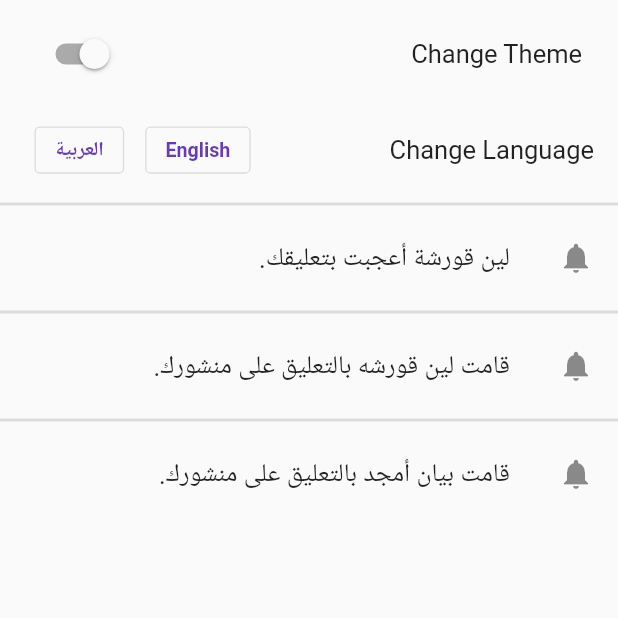
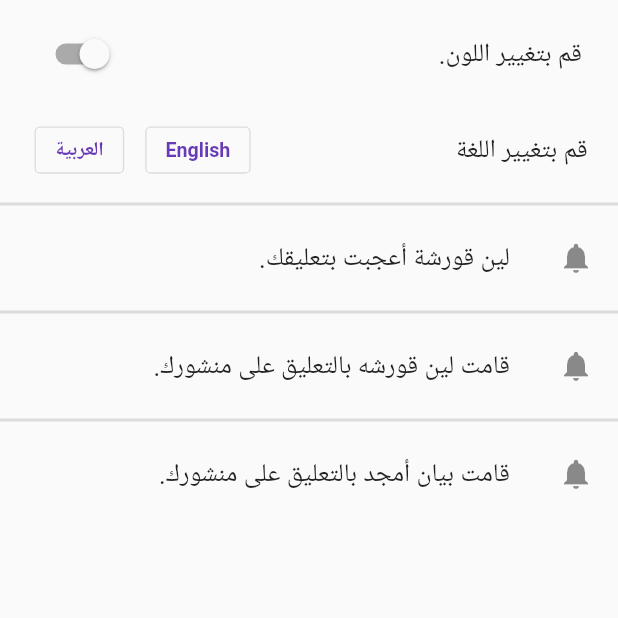
Before and after one commit to LeenQourshah/api, a Flutter app: the notificationsScreen screen opened directly, after a tap on "العربية", on a phone screen of 412 x 824 dp, the top half of it. Run offline on Flutter 3.47's test engine with Material 2 defaults, Android fonts, the phone set to English and light mode, and no system bars; our stand-ins replace dio, easy_localization; network calls fail.

Commit message:
language

```diff
--- a/assets/translations/ar.json
+++ b/assets/translations/ar.json
@@ -2,5 +2,7 @@
   "Notification1": "لين قورشة أعجبت بتعليقك.",
   "Notification2": "قامت لين قورشه بالتعليق على منشورك.",
   "Notification3": "قامت بيان أمجد بالتعليق على منشورك.",
-  "theme": "قم بتغيير اللون."
+  "theme": "قم بتغيير اللون",
+  "language": " قم بتغيير اللغة"
+
 }
--- a/assets/translations/en.json
+++ b/assets/translations/en.json
@@ -2,5 +2,7 @@
   "Notification1": "Leen Qourshah liked your comment.",
   "Notification2": "Leen Qourshah commented on your post.",
   "Notification3": "Bayan Amjad commented on your post.",
-  "theme": "Change Theme."
+  "theme": "Change Theme",
+  "language": "Change Language"
+
 }
--- a/lib/screens/notifications_screen.dart
+++ b/lib/screens/notifications_screen.dart
@@ -22,7 +22,7 @@ class _notificationsScreenState extends State<notificationsScreen> {
           Padding(
             padding: const EdgeInsets.all(8.0),
             child: ListTile(
-              title: Text('Change Theme'),
+              title: Text(LocaleKeys.theme.tr()),
               trailing: Switch(
                 value: themeProvider.getDarkMode(),
                 onChanged: (value) {
@@ -32,7 +32,7 @@ class _notificationsScreenState extends State<notificationsScreen> {
             ),
           ),
           ListTile(
-            title: Text('Change Language'),
+            title: Text(LocaleKeys.language.tr()),
             trailing: FittedBox(
               //  color: Colors.amber,
               child: Row(
```
Also changed, not shown: lib/translations/codegen_loader.g.dart, lib/translations/locale_keys.g.dart.
